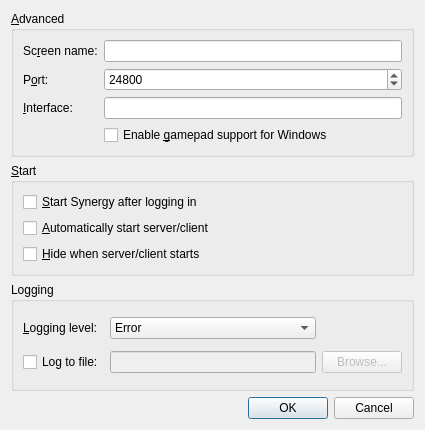
Qt form branches/1.4/src/gui/res/SettingsDialogBase.ui (svn2github/synergy-plus) before a commit.
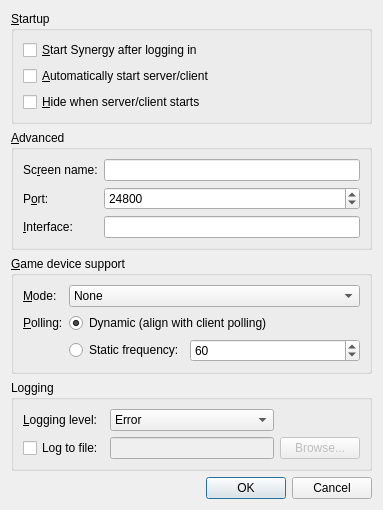
The same form after that commit.

Commit message: gui: added game device mode switching support (with dynamic and static polling options). back-end: re-introduced game device compile support and moved xinput stuff into new class (CMSWindowsXInput.cpp/.h)

Diff of the .ui file:
```diff
--- a/branches/1.4/src/gui/res/SettingsDialogBase.ui
+++ b/branches/1.4/src/gui/res/SettingsDialogBase.ui
@@ -6,15 +6,15 @@
    <rect>
     <x>0</x>
     <y>0</y>
-    <width>425</width>
-    <height>430</height>
+    <width>383</width>
+    <height>470</height>
    </rect>
   </property>
   <property name="windowTitle">
    <string>Settings</string>
   </property>
   <layout class="QGridLayout">
-   <item row="0" column="0" colspan="2">
+   <item row="1" column="0" colspan="2">
     <widget class="QGroupBox" name="m_pGroupAdvanced">
      <property name="title">
       <string>&amp;Advanced</string>
@@ -30,7 +30,7 @@
         </property>
        </widget>
       </item>
-      <item row="0" column="1">
+      <item row="0" column="2">
        <widget class="QLineEdit" name="m_pLineEditScreenName">
         <property name="enabled">
          <bool>true</bool>
@@ -47,11 +47,34 @@
         </property>
        </widget>
       </item>
-      <item row="1" column="1">
+      <item row="2" column="0">
+       <widget class="QLabel" name="m_pLabel_21">
+        <property name="text">
+         <string>&amp;Interface:</string>
+        </property>
+        <property name="buddy">
+         <cstring>m_pLineEditInterface</cstring>
+        </property>
+       </widget>
+      </item>
+      <item row="2" column="2">
+       <widget class="QLineEdit" name="m_pLineEditInterface">
+        <property name="enabled">
+         <bool>true</bool>
+        </property>
+       </widget>
+      </item>
+      <item row="1" column="2">
        <widget class="QSpinBox" name="m_pSpinBoxPort">
         <property name="enabled">
          <bool>true</bool>
         </property>
+        <property name="sizePolicy">
+         <sizepolicy hsizetype="MinimumExpanding" vsizetype="Fixed">
+          <horstretch>0</horstretch>
+          <verstretch>0</verstretch>
+         </sizepolicy>
+        </property>
         <property name="maximum">
          <number>65535</number>
         </property>
@@ -60,64 +83,10 @@
         </property>
        </widget>
       </item>
-      <item row="2" column="0">
-       <widget class="QLabel" name="m_pLabel_21">
-        <property name="text">
-         <string>&amp;Interface:</string>
-        </property>
-        <property name="buddy">
-         <cstring>m_pLineEditInterface</cstring>
-        </property>
-       </widget>
-      </item>
-      <item row="2" column="1">
-       <widget class="QLineEdit" name="m_pLineEditInterface">
-        <property name="enabled">
-         <bool>true</bool>
-        </property>
-       </widget>
-      </item>
-      <item row="3" column="1">
-       <widget class="QCheckBox" name="m_pCheckBoxGameDevice">
-        <property name="text">
-         <string>Enable &amp;gamepad support for Windows</string>
-        </property>
-       </widget>
-      </item>
      </layout>
     </widget>
    </item>
-   <item row="1" column="0" colspan="2">
-    <widget class="QGroupBox" name="m_pGroupStart">
-     <property name="title">
-      <string>&amp;Start</string>
-     </property>
-     <layout class="QVBoxLayout">
-      <item>
-       <widget class="QCheckBox" name="m_pCheckBoxAutoStart">
-        <property name="text">
-         <string>&amp;Start Synergy after logging in</string>
-        </property>
-       </widget>
-      </item>
-      <item>
-       <widget class="QCheckBox" name="m_pCheckBoxAutoConnect">
-        <property name="text">
-         <string>&amp;Automatically start server/client</string>
-        </property>
-       </widget>
-      </item>
-      <item>
-       <widget class="QCheckBox" name="m_pCheckBoxAutoHide">
-        <property name="text">
-         <string>&amp;Hide when server/client starts</string>
-        </property>
-       </widget>
-      </item>
-     </layout>
-    </widget>
-   </item>
-   <item row="3" column="0" colspan="2">
+   <item row="6" column="0" colspan="2">
     <widget class="QDialogButtonBox" name="buttonBox">
      <property name="orientation">
       <enum>Qt::Horizontal</enum>
@@ -127,7 +96,7 @@
      </property>
     </widget>
    </item>
-   <item row="2" column="0" colspan="2">
+   <item row="4" column="0" rowspan="2" colspan="2">
     <widget class="QGroupBox" name="m_pGroupLog">
      <property name="title">
       <string>Logging</string>
@@ -209,6 +178,133 @@
      </layout>
     </widget>
    </item>
+   <item row="3" column="0" colspan="2">
+    <widget class="QGroupBox" name="m_pGroupGameDevices">
+     <property name="title">
+      <string>&amp;Game device support</string>
+     </property>
+     <layout class="QFormLayout" name="formLayout">
+      <property name="fieldGrowthPolicy">
+       <enum>QFormLayout::AllNonFixedFieldsGrow</enum>
+      </property>
+      <item row="1" column="0">
+       <widget class="QLabel" name="m_pLabel_22">
+        <property name="text">
+         <string>&amp;Mode:</string>
+        </property>
+        <property name="buddy">
+         <cstring>m_pLineEditInterface</cstring>
+        </property>
+       </widget>
+      </item>
+      <item row="1" column="1">
+       <widget class="QComboBox" name="m_pComboBoxGameDevice">
+        <item>
+         <property name="text">
+          <string>None</string>
+         </property>
+        </item>
+        <item>
+         <property name="text">
+          <string>Next Generation (XInput) - 32-bit only</string>
+         </property>
+        </item>
+        <item>
+         <property name="text">
+          <string>Legacy (JOYINFOEX)</string>
+         </property>
+        </item>
+       </widget>
+      </item>
+      <item row="3" column="0">
+       <widget class="QLabel" name="m_pLabel_23">
+        <property name="text">
+         <string>&amp;Polling:</string>
+        </property>
+        <property name="buddy">
+         <cstring>m_pLineEditInterface</cstring>
+        </property>
+       </widget>
+      </item>
+      <item row="3" column="1">
+       <widget class="QRadioButton" name="m_pRadioButtonGamePollDynamic">
+        <property name="text">
+         <string>Dynamic (align with client polling)</string>
+        </property>
+        <property name="checked">
+         <bool>true</bool>
+        </property>
+       </widget>
+      </item>
+      <item row="4" column="1">
+       <layout class="QHBoxLayout" name="horizontalLayout">
+        <item>
+         <widget class="QRadioButton" name="m_pRadioButtonGamePollStatic">
+          <property name="text">
+           <string>Static frequency:</string>
+          </property>
+         </widget>
+        </item>
+        <item>
+         <widget class="QSpinBox" name="m_pSpinBoxGamePoll">
+          <property name="enabled">
+           <bool>true</bool>
+          </property>
+          <property name="sizePolicy">
+           <sizepolicy hsizetype="MinimumExpanding" vsizetype="Fixed">
+            <horstretch>0</horstretch>
+            <verstretch>0</verstretch>
+           </sizepolicy>
+          </property>
+          <property name="minimum">
+           <number>10</number>
+          </property>
+          <property name="maximum">
+           <number>10000</number>
+          </property>
+          <property name="singleStep">
+           <number>10</number>
+          </property>
+          <property name="value">
+           <number>60</number>
+          </property>
+         </widget>
+        </item>
+       </layout>
+      </item>
+     </layout>
+    </widget>
+   </item>
+   <item row="0" column="0" colspan="2">
+    <widget class="QGroupBox" name="m_pGroupStart">
+     <property name="title">
+      <string>&amp;Startup</string>
+     </property>
+     <layout class="QVBoxLayout">
+      <item>
+       <widget class="QCheckBox" name="m_pCheckBoxAutoStart">
+        <property name="text">
+         <string>&amp;Start Synergy after logging in</string>
+        </property>
+       </widget>
+      </item>
+      <item>
+       <widget class="QCheckBox" name="m_pCheckBoxAutoConnect">
+        <property name="text">
+         <string>&amp;Automatically start server/client</string>
+        </property>
+       </widget>
+      </item>
+      <item>
+       <widget class="QCheckBox" name="m_pCheckBoxAutoHide">
+        <property name="text">
+         <string>&amp;Hide when server/client starts</string>
+        </property>
+       </widget>
+      </item>
+     </layout>
+    </widget>
+   </item>
   </layout>
  </widget>
  <tabstops>
```
Left out of the diff: 3 changed lines with no effect on the pictures. The commit also changes 21 other files.
